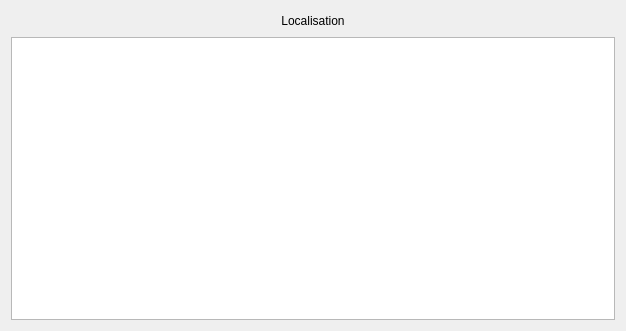
First picture: the form in localStationCS/widgetlocalisation.ui, repository Gnoumy/RaspMeteo, before the edit.
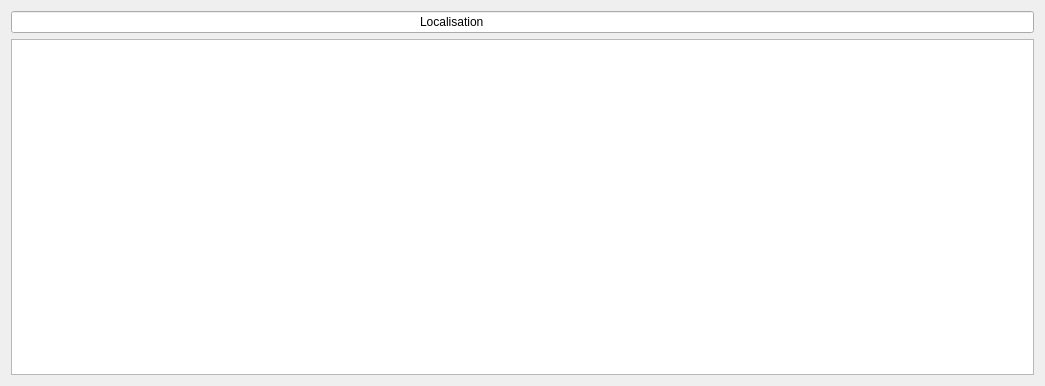
Second picture: the form after the edit.

```diff
--- a/localStationCS/widgetlocalisation.ui
+++ b/localStationCS/widgetlocalisation.ui
@@ -6,64 +6,22 @@
    <rect>
     <x>0</x>
     <y>0</y>
-    <width>626</width>
-    <height>331</height>
+    <width>1045</width>
+    <height>386</height>
    </rect>
   </property>
   <property name="windowTitle">
    <string>Form</string>
   </property>
-  <layout class="QVBoxLayout" name="verticalLayout_2">
+  <layout class="QHBoxLayout" name="horizontalLayout">
    <item>
     <layout class="QVBoxLayout" name="verticalLayout">
      <item>
-      <layout class="QHBoxLayout" name="horizontalLayout">
-       <item>
-        <spacer name="horizontalSpacer">
-         <property name="orientation">
-          <enum>Qt::Horizontal</enum>
-         </property>
-         <property name="sizeHint" stdset="0">
-          <size>
-           <width>40</width>
-           <height>20</height>
-          </size>
-         </property>
-        </spacer>
-       </item>
-       <item>
-        <widget class="QLabel" name="label">
-         <property name="sizePolicy">
-          <sizepolicy hsizetype="Minimum" vsizetype="Minimum">
-           <horstretch>0</horstretch>
-           <verstretch>0</verstretch>
-          </sizepolicy>
-         </property>
-         <property name="text">
-          <string>Localisation</string>
-         </property>
-         <property name="scaledContents">
-          <bool>false</bool>
-         </property>
-         <property name="alignment">
-          <set>Qt::AlignCenter</set>
-         </property>
-        </widget>
-       </item>
-       <item>
-        <spacer name="horizontalSpacer_2">
-         <property name="orientation">
-          <enum>Qt::Horizontal</enum>
-         </property>
-         <property name="sizeHint" stdset="0">
-          <size>
-           <width>40</width>
-           <height>20</height>
-          </size>
-         </property>
-        </spacer>
-       </item>
-      </layout>
+      <widget class="QLineEdit" name="lineEdit">
+       <property name="text">
+        <string>                                                                                                                          Localisation</string>
+       </property>
+      </widget>
      </item>
      <item>
       <widget class="QTableWidget" name="tableWidget">
```
Left out of the diff: 3 changed lines with no effect on the pictures.
